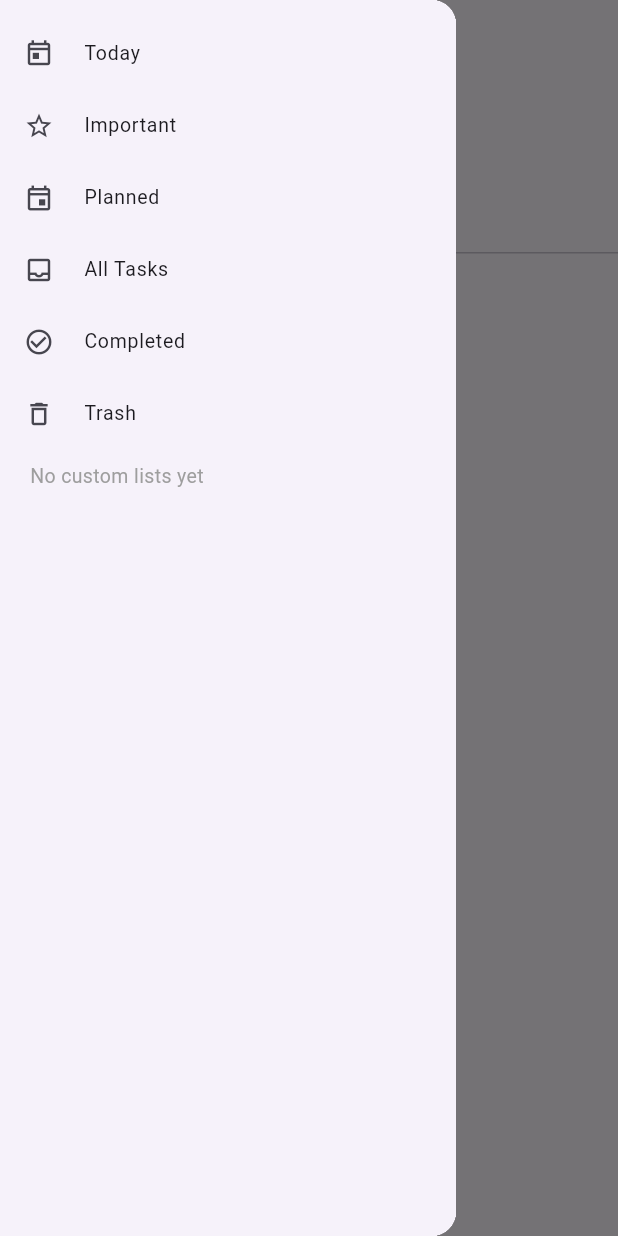
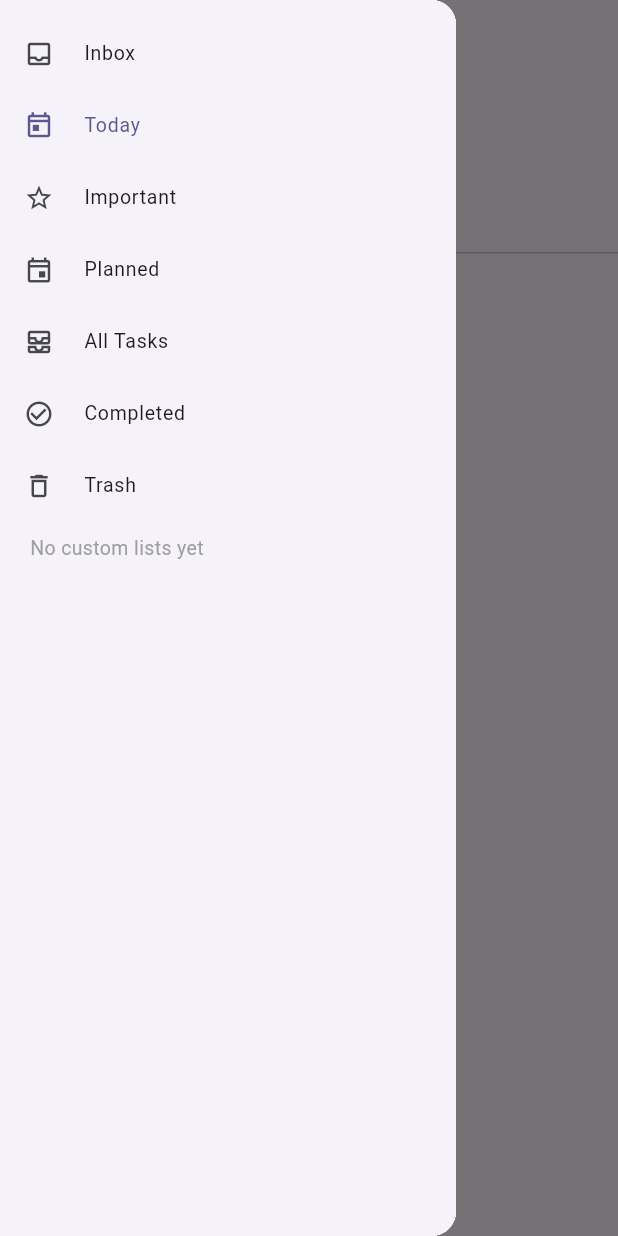
Before and after one commit to shiyi-projects/achievements, a Flutter app: the screen it shows after launch, with the side drawer open, on a phone screen of 412 x 824 dp. Run offline on Flutter 3.47's test engine with Material 3 defaults, Android fonts, the phone set to English and light mode, and no system bars; our stand-ins replace drift, flutter_riverpod, go_router, riverpod_annotation, sqlite3_flutter_libs; missing offline and left inert: sqlite3; accounts and stored records are empty; generated files the repository leaves out were written again.

Commit message:
feat(frontend): wire sidebar selection to main view switching
让 Sidebar 真正可点:tap 即派发 selectedListId,主视图据此切到对应清单。
同时新增系统 Inbox 作为默认任务收件箱。

新增 / 改动:
- core/constants.dart 增加 SystemListKind.inbox(放在枚举首位)
- data/repositories/list_repository.dart
  * ensureSystemLists / _displayName 覆盖 inbox;由于 ensureSystemLists
    本身幂等,已存在的开发机数据库下一次启动会自动补齐
  * 新增 findById,用于解析 selectedListId
- state/selected_list.dart(新)
  * @Riverpod(keepAlive: true) SelectedListId NotifierProvider,
    持有当前选中清单 id;空值代表默认(Today)
  * currentList Future,id 为空时回退到 SystemListKind.today,
    否则按 id 取行
- data/repositories/task_repository.dart
  * watchForList(TaskList) 在 isSystem + systemKind 上 switch:
    today / important(starred)/ planned(future due, not done)/
    all / completed / trash / inbox + custom 各走对应过滤
  * _watchActive 抽出公共 deletedAt is null + 排序逻辑
  * tasksForCurrentList async* 把 currentListProvider 解出后 yield*
    watchForList,Sidebar 选中变化时自动 re-stream
  * 删除旧 todayTasksProvider(全部消费端已迁到 tasksForCurrentList)
- features/sidebar/sidebar.dart
  * 抽出 _SidebarTile(ConsumerWidget,含选中态高亮)
  * tap 时 dispatch selectedListIdProvider 并在移动端关闭 Drawer
- features/list_view/list_page.dart(新)
  * 通用清单视图,渲染 tasksForCurrentList;空态走 EmptyState
- features/today/today_page.dart 改读 tasksForCurrentList
- app/shell.dart 重构为 ConsumerWidget:
  * watch currentList → 决定 title 与 body(today system → TodayPage,
    其余 → ListPage),Scaffold/Sidebar/Drawer 布局复用
- app/router.dart `/` 改为 AppShell()(不再硬编码 title/child)
- test/widget_test.dart 覆盖 currentListProvider /
  tasksForCurrentListProvider 等新依赖,smoke 通过

flutter analyze: No issues found
flutter test: 1 passed

```diff
--- a/frontend/lib/app/shell.dart
+++ b/frontend/lib/app/shell.dart
@@ -1,25 +1,48 @@
+import 'package:achievements/core/constants.dart';
+import 'package:achievements/features/list_view/list_page.dart';
 import 'package:achievements/features/sidebar/sidebar.dart';
+import 'package:achievements/features/today/today_page.dart';
+import 'package:achievements/state/selected_list.dart';
 import 'package:flutter/material.dart';
+import 'package:flutter_riverpod/flutter_riverpod.dart';
 
 /// 响应式应用外壳。
 ///
-/// - 桌面(width >= [_kSplitBreakpoint]):左侧 [Sidebar] 常驻,无 AppBar
-///   leading;右侧渲染 [child]
-/// - 移动:AppBar 自带汉堡按钮打开 [Sidebar] Drawer,body 全屏渲染 [child]
+/// - 桌面(width >= [_kSplitBreakpoint]):左侧 [Sidebar] 常驻
+/// - 移动:Sidebar 进 Drawer
 ///
-/// child 必须是"纯 body"(不要再嵌套 Scaffold / AppBar)。
-class AppShell extends StatelessWidget {
-  const AppShell({required this.title, required this.child, super.key});
-
-  final String title;
-  final Widget child;
+/// 主视图根据 [currentListProvider] 切换:Today system 走 [TodayPage],
+/// 其余走通用 [ListPage]。
+class AppShell extends ConsumerWidget {
+  const AppShell({super.key});
 
   static const double _kSplitBreakpoint = 720;
   static const double _kSidebarWidth = 280;
 
   @override
-  Widget build(BuildContext context) {
+  Widget build(BuildContext context, WidgetRef ref) {
+    final currentAsync = ref.watch(currentListProvider);
     final isWide = MediaQuery.sizeOf(context).width >= _kSplitBreakpoint;
+
+    final title = currentAsync.maybeWhen(
+      data: (list) => list?.name ?? 'Achievements',
+      orElse: () => 'Achievements',
+    );
+    final body = currentAsync.when(
+      loading: () => const Center(child: CircularProgressIndicator()),
+      error: (e, st) => Center(
+        child: Padding(
+          padding: const EdgeInsets.all(24),
+          child: Text('Sidebar 选中态加载失败:$e'),
+        ),
+      ),
+      data: (list) {
+        final kind = SystemListKind.fromValue(list?.systemKind);
+        if (kind == SystemListKind.today) return const TodayPage();
+        return const ListPage();
+      },
+    );
+
     if (isWide) {
       return Scaffold(
         body: Row(
@@ -30,7 +53,7 @@ class AppShell extends StatelessWidget {
               child: Column(
                 children: [
                   AppBar(title: Text(title), automaticallyImplyLeading: false),
-                  Expanded(child: child),
+                  Expanded(child: body),
                 ],
               ),
             ),
@@ -43,7 +66,7 @@ class AppShell extends StatelessWidget {
       drawer: const Drawer(
         child: SizedBox(width: _kSidebarWidth, child: Sidebar()),
       ),
-      body: child,
+      body: body,
     );
   }
 }
--- a/frontend/lib/core/constants.dart
+++ b/frontend/lib/core/constants.dart
@@ -9,6 +9,7 @@ const String kLocalUserId = '00000000-0000-0000-0000-000000000001';
 /// 这些清单会在首次启动时由 ListRepository.ensureSystemLists 写入,
 /// `isSystem=true`,不可删除。Sidebar 据此渲染固定入口。
 enum SystemListKind {
+  inbox('inbox'),
   today('today'),
   important('important'),
   planned('planned'),
--- a/frontend/lib/data/repositories/list_repository.dart
+++ b/frontend/lib/data/repositories/list_repository.dart
@@ -44,6 +44,13 @@ class ListRepository {
         .getSingleOrNull();
   }
 
+  Future<TaskList?> findById(String id) {
+    return (_db.select(_db.taskLists)
+          ..where((t) => t.id.equals(id))
+          ..limit(1))
+        .getSingleOrNull();
+  }
+
   /// 首次启动时种入所有系统清单(幂等)。
   Future<void> ensureSystemLists() async {
     return _db.transaction(() async {
@@ -69,6 +76,8 @@ class ListRepository {
 
   static String _displayName(SystemListKind kind) {
     switch (kind) {
+      case SystemListKind.inbox:
+        return 'Inbox';
       case SystemListKind.today:
         return 'Today';
       case SystemListKind.important:
--- a/frontend/lib/features/sidebar/sidebar.dart
+++ b/frontend/lib/features/sidebar/sidebar.dart
@@ -2,16 +2,17 @@ import 'package:achievements/core/constants.dart';
 import 'package:achievements/data/local/database.dart';
 import 'package:achievements/data/repositories/folder_repository.dart';
 import 'package:achievements/data/repositories/list_repository.dart';
+import 'package:achievements/state/selected_list.dart';
 import 'package:flutter/material.dart';
 import 'package:flutter_riverpod/flutter_riverpod.dart';
 
 /// 左侧导航栏。
 ///
-/// Phase 1 step 1:只读渲染,分两段:
-///   1. System(Today / Important / Planned / All / Completed / Trash)
+/// 渲染分两段:
+///   1. System(inbox / today / important / planned / all / completed / trash)
 ///   2. Lists(用户自定义清单)
 ///
-/// 文件夹分组与拖拽排序见后续 commit。
+/// tap 任意 tile 即 dispatch [SelectedListId.select],主视图随之切换。
 class Sidebar extends ConsumerWidget {
   const Sidebar({super.key});
 
@@ -19,6 +20,11 @@ class Sidebar extends ConsumerWidget {
   Widget build(BuildContext context, WidgetRef ref) {
     final allLists = ref.watch(allListsProvider);
     final allFolders = ref.watch(allFoldersProvider);
+    final currentAsync = ref.watch(currentListProvider);
+    final currentId = currentAsync.maybeWhen(
+      data: (list) => list?.id,
+      orElse: () => null,
+    );
 
     return Material(
       color: Theme.of(context).colorScheme.surfaceContainerLow,
@@ -38,7 +44,12 @@ class Sidebar extends ConsumerWidget {
           return ListView(
             padding: const EdgeInsets.symmetric(vertical: 12),
             children: [
-              for (final list in systemLists) _SystemListTile(list: list),
+              for (final list in systemLists)
+                _SidebarTile(
+                  list: list,
+                  icon: _systemIcon(SystemListKind.fromValue(list.systemKind)),
+                  selected: list.id == currentId,
+                ),
               if (folders.isNotEmpty || userLists.isNotEmpty)
                 const Padding(
                   padding: EdgeInsets.fromLTRB(20, 16, 16, 8),
@@ -47,7 +58,12 @@ class Sidebar extends ConsumerWidget {
                     style: TextStyle(fontWeight: FontWeight.w600),
                   ),
                 ),
-              for (final list in userLists) _UserListTile(list: list),
+              for (final list in userLists)
+                _SidebarTile(
+                  list: list,
+                  icon: Icons.list_outlined,
+                  selected: list.id == currentId,
+                ),
               if (folders.isEmpty && userLists.isEmpty)
                 const Padding(
                   padding: EdgeInsets.fromLTRB(20, 8, 16, 8),
@@ -62,28 +78,11 @@ class Sidebar extends ConsumerWidget {
       ),
     );
   }
-}
 
-class _SystemListTile extends StatelessWidget {
-  const _SystemListTile({required this.list});
-
-  final TaskList list;
-
-  @override
-  Widget build(BuildContext context) {
-    final kind = SystemListKind.fromValue(list.systemKind);
-    return ListTile(
-      dense: true,
-      leading: Icon(_iconFor(kind), size: 20),
-      title: Text(list.name),
-      onTap: () {
-        // Phase 1 step 2:把选中态写入 selectedListProvider,主视图据此刷新
-      },
-    );
-  }
-
-  IconData _iconFor(SystemListKind? kind) {
+  IconData _systemIcon(SystemListKind? kind) {
     switch (kind) {
+      case SystemListKind.inbox:
+        return Icons.inbox_outlined;
       case SystemListKind.today:
         return Icons.today_outlined;
       case SystemListKind.important:
@@ -91,7 +90,7 @@ class _SystemListTile extends StatelessWidget {
       case SystemListKind.planned:
         return Icons.event_outlined;
       case SystemListKind.all:
-        return Icons.inbox_outlined;
+        return Icons.all_inbox_outlined;
       case SystemListKind.completed:
         return Icons.check_circle_outline;
       case SystemListKind.trash:
@@ -102,19 +101,32 @@ class _SystemListTile extends StatelessWidget {
   }
 }
 
-class _UserListTile extends StatelessWidget {
-  const _UserListTile({required this.list});
+class _SidebarTile extends ConsumerWidget {
+  const _SidebarTile({
+    required this.list,
+    required this.icon,
+    required this.selected,
+  });
 
   final TaskList list;
+  final IconData icon;
+  final bool selected;
 
   @override
-  Widget build(BuildContext context) {
+  Widget build(BuildContext context, WidgetRef ref) {
+    final color = selected ? Theme.of(context).colorScheme.primary : null;
     return ListTile(
       dense: true,
-      leading: const Icon(Icons.list_outlined, size: 20),
-      title: Text(list.name),
+      selected: selected,
+      leading: Icon(icon, size: 20, color: color),
+      title: Text(list.name, style: TextStyle(color: color)),
       onTap: () {
-        // Phase 1 step 2:同上
+        ref.read(selectedListIdProvider.notifier).select(list.id);
+        // 移动端 Drawer 中 tap 后需关闭抽屉,让用户看到主视图
+        final scaffold = Scaffold.maybeOf(context);
+        if ((scaffold?.hasDrawer ?? false) && scaffold!.isDrawerOpen) {
+          Navigator.of(context).pop();
+        }
       },
     );
   }
--- a/frontend/lib/features/today/today_page.dart
+++ b/frontend/lib/features/today/today_page.dart
@@ -14,7 +14,7 @@ class TodayPage extends ConsumerWidget {
 
   @override
   Widget build(BuildContext context, WidgetRef ref) {
-    final tasksAsync = ref.watch(todayTasksProvider);
+    final tasksAsync = ref.watch(tasksForCurrentListProvider);
     return tasksAsync.when(
       loading: () => const Center(child: CircularProgressIndicator()),
       error: (e, st) => Center(
```
Also changed, not shown: frontend/lib/app/router.dart (+4 -6 lines), frontend/lib/data/repositories/task_repository.dart (+65 -18 lines), frontend/lib/features/list_view/list_page.dart (added, +61 -0 lines), frontend/lib/state/selected_list.dart (added, +32 -0 lines), frontend/lib/app/router.g.dart, frontend/lib/data/repositories/task_repository.g.dart, frontend/lib/state/selected_list.g.dart (added), 1 other file.
